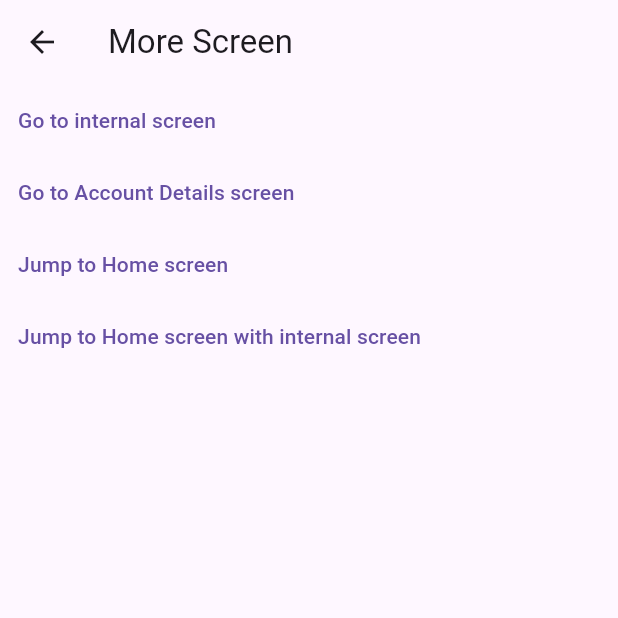
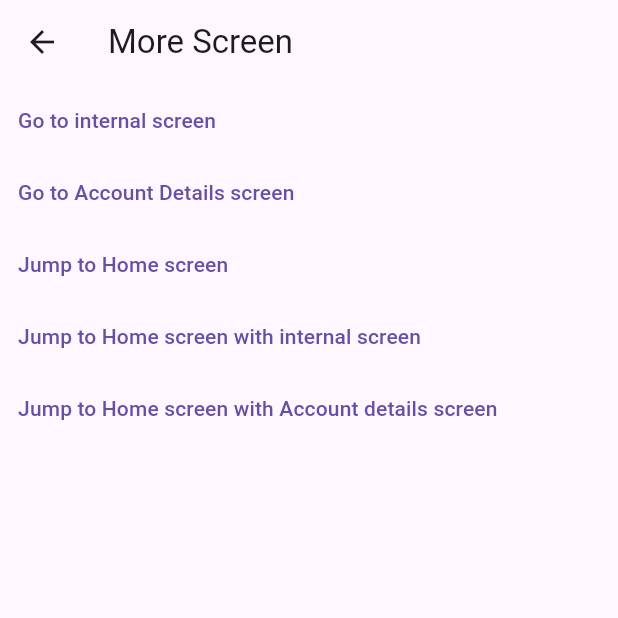
Before and after one commit to fufylev/auto_route_example, a Flutter app: the MoreMainPage screen opened directly, after a tap on "Jump to Home screen with internal screen", on a phone screen of 412 x 824 dp, the top half of it. Run offline on Flutter 3.47's test engine with Material 3 defaults, Android fonts, the phone set to English and light mode, and no system bars; our stand-ins replace auto_route, bloc, equatable, flutter_bloc, get_it, go_router and 2 more; generated files the repository leaves out were written again; statements that could not run were skipped.

Commit message:
добавил переход на чужой таб с вложенной навигаией

```diff
--- a/lib/main.dart
+++ b/lib/main.dart
@@ -51,7 +51,6 @@ class _MyAppState extends State<MyApp> with WidgetsBindingObserver {
   Widget build(BuildContext context) {
     final AppRouter router = widget.appRouter;
     final NavigationObserver observer = widget.observer;
-
     return MaterialApp.router(
       routerConfig: router.config(
         navigatorObservers: () => [
--- a/lib/navigation/more_external_navigator_imp.dart
+++ b/lib/navigation/more_external_navigator_imp.dart
@@ -25,6 +25,15 @@ class MoreExternalNavigatorImpl extends MoreExternalNavigator {
 
   @override
   void jumpToHomeScreenAndInternalScreen() {
-    tabNavigator.navigateToIndex(BottomNavigationIndex.home, children: [HomeInternalRoute()]);
+    tabNavigator.navigateToIndex(
+      BottomNavigationIndex.home,
+      children: [HomeInternalRoute()],
+      isChildrenExternal: false,
+    );
+  }
+
+  @override
+  void jumpToHomeScreenAndAccountDetails() {
+    tabNavigator.navigateToIndex(BottomNavigationIndex.home, children: [AccountDetailsMainRoute()]);
   }
 }
--- a/modules/home/lib/presentation/pages/home/home.dart
+++ b/modules/home/lib/presentation/pages/home/home.dart
@@ -28,7 +28,7 @@ class _HomeMainPageState extends StateWithCubit<HomeCubit, HomeMainPage> {
   @override
   void onNewsReceived(BlocNews news) {
     if (news is ShowEventOnListener) {
-      const snackBar = SnackBar(content: Text('Мы ушли с экрана Internal'));
+      const snackBar = SnackBar(content: Text('Мы ушли с экрана Internal'), duration: Duration(seconds: 1));
 
       ScaffoldMessenger.of(context).showSnackBar(snackBar);
     }
--- a/modules/more/lib/presentation/pages/more/more.dart
+++ b/modules/more/lib/presentation/pages/more/more.dart
@@ -44,6 +44,12 @@ class MoreMainPage extends StatelessWidget {
             child: const Text('Jump to Home screen with internal screen'),
             onPressed: () => context.read<MoreCubit>().jumpToHomeScreenAndInternalScreen(),
           ),
+          TextButton(
+            child: const Text('Jump to Home screen with Account details screen'),
+            onPressed: () {
+              context.read<MoreCubit>().jumpToHomeScreenAndAccountDetails();
+            },
+          ),
         ],
       ),
     );
--- a/modules/more/lib/presentation/pages/more/more_cubit.dart
+++ b/modules/more/lib/presentation/pages/more/more_cubit.dart
@@ -10,6 +10,7 @@ class MoreCubit extends BaseCubit<MoreState> {
   void navigateToInternalScreen() => navigator.navigateToInternalScreen();
   void jumpToHomeScreen() => navigator.jumpToHomeScreen();
   void jumpToHomeScreenAndInternalScreen() => navigator.jumpToHomeScreenAndInternalScreen();
+  void jumpToHomeScreenAndAccountDetails() => navigator.jumpToHomeScreenAndAccountDetails();
 }
 
 class MoreState {}
```
Also changed, not shown: lib/bottom_nav_bar/navigation/navigator.dart (+20 -4 lines), modules/more/lib/navigation/navigator.dart (+7 -0 lines).
